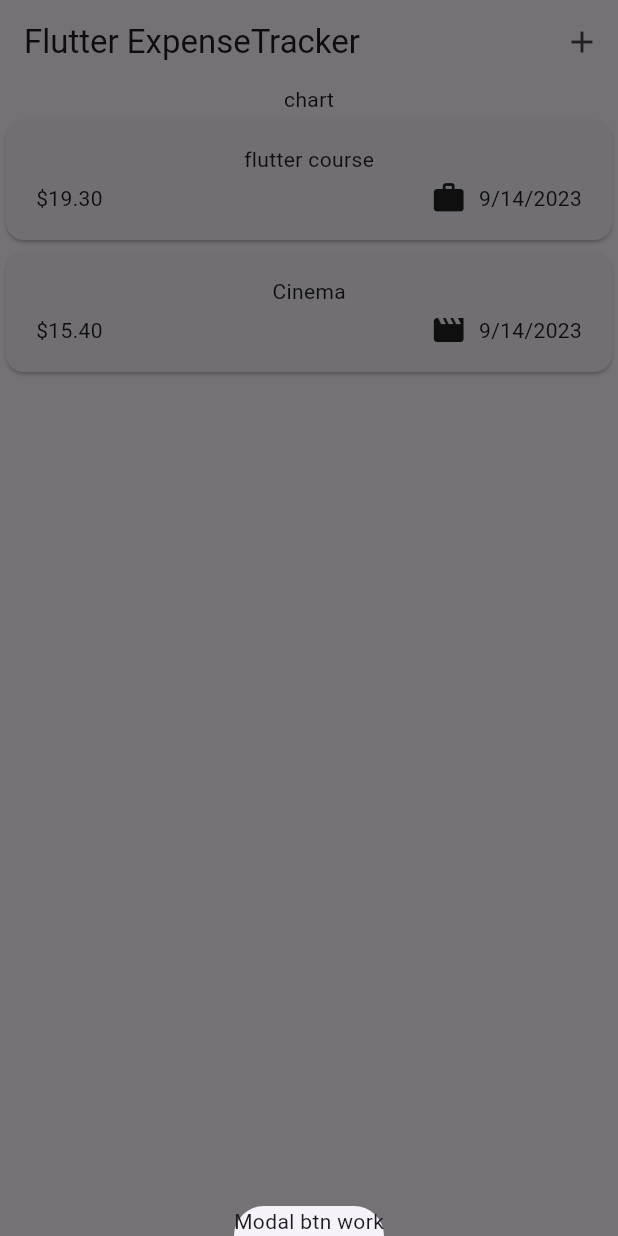
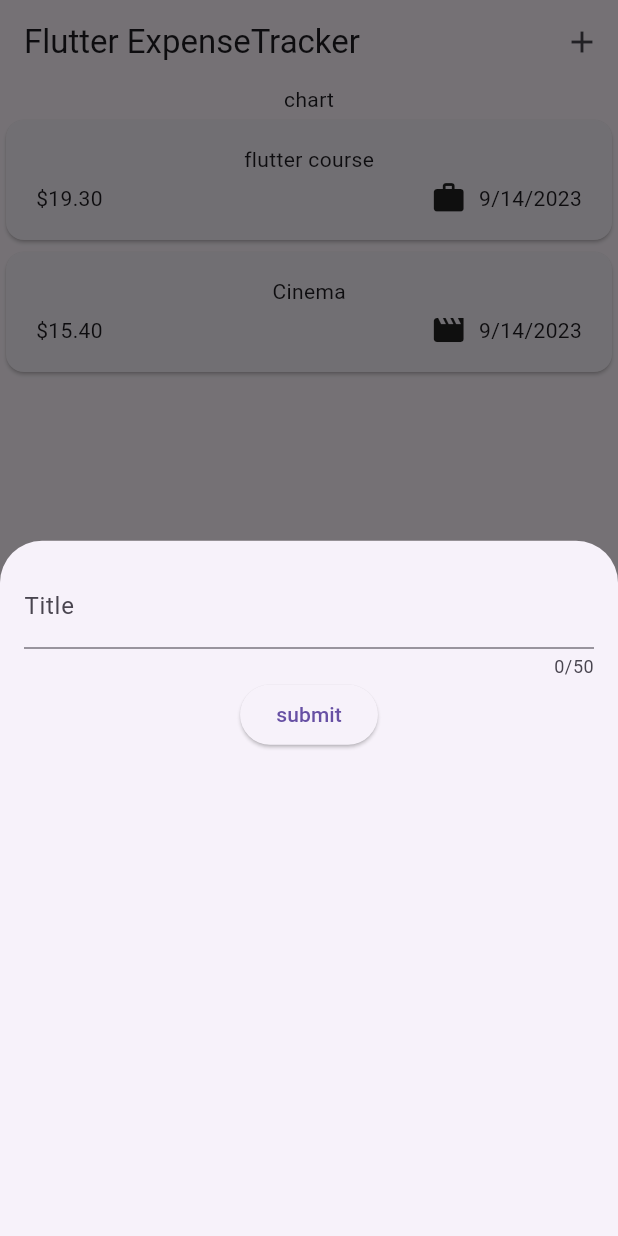
Before and after one commit to hamzaKabdallah/flutter-tutorial-third-part--expense-tracker-app, a Flutter app: the screen it shows after launch, after a tap on the "add" icon, on a phone screen of 412 x 824 dp. Run offline on Flutter 3.47's test engine with Material 2 defaults, Android fonts, the phone set to English and light mode, and no system bars.

Commit message:
getting user input

```diff
--- a/lib/widgents/expnese.dart
+++ b/lib/widgents/expnese.dart
@@ -1,5 +1,6 @@
 import 'package:expense_app/widgents/expenses_list/expenses_list.dart';
 import 'package:expense_app/models/expense.dart';
+import 'package:expense_app/widgents/new_expense.dart';
 import 'package:flutter/material.dart';
 
 class Expenses extends StatefulWidget {
@@ -30,7 +31,7 @@ class _ExpensesState extends State<Expenses> {
   void _openAddExpensesOverlay() {
     showModalBottomSheet(
       context: context,
-      builder: (ctx) => Text('Modal btn work'),
+      builder: (ctx) => const NewExpense(),
     );
   }
 
--- /dev/null
+++ b/lib/widgents/new_expense.dart
@@ -0,0 +1,41 @@
+import 'package:flutter/material.dart';
+
+class NewExpense extends StatefulWidget {
+  const NewExpense({super.key});
+
+  @override
+  State<NewExpense> createState() {
+    return _NewExpenseState();
+  }
+}
+
+class _NewExpenseState extends State<NewExpense> {
+  String _enteredTitle = '';
+
+  void _onTitleChanged(String title) {
+    _enteredTitle = title;
+  }
+
+  void _onSubmitPress() {
+    print(_enteredTitle);
+  }
+
+  @override
+  Widget build(BuildContext context) {
+    return Padding(
+      padding: const EdgeInsets.all(16),
+      child: Column(
+        children: [
+          TextField(
+            onChanged: _onTitleChanged,
+            maxLength: 50,
+            decoration: const InputDecoration(
+              label: Text('Title'),
+            ),
+          ),
+          ElevatedButton(onPressed: _onSubmitPress, child: const Text('submit'))
+        ],
+      ),
+    );
+  }
+}
```
